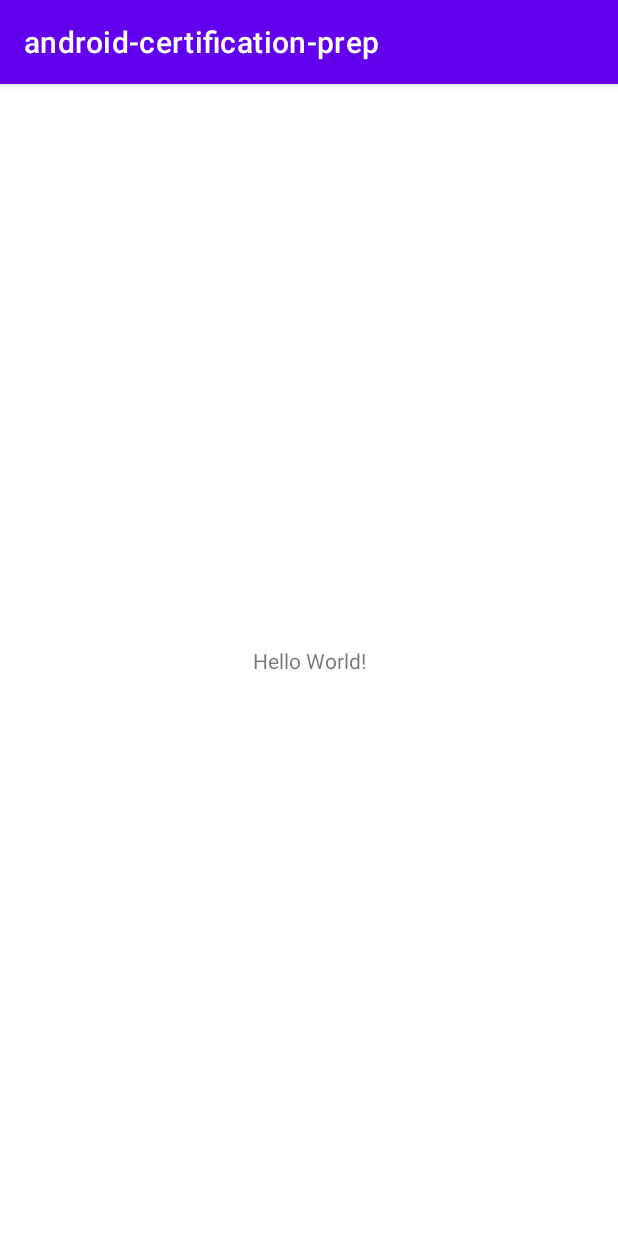
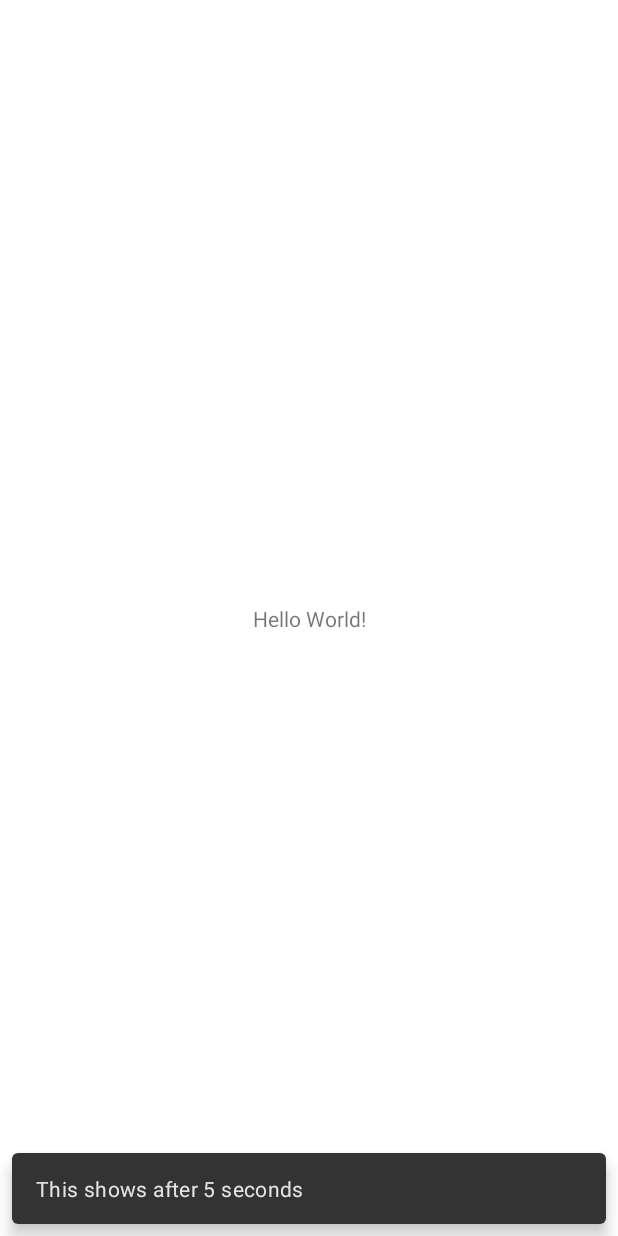
Before and after one commit to OlaoreFouad/android-certification-prep, an Android app: the screen it shows after launch (MainActivity), on a phone screen of 412 x 824 dp. Run offline under Robolectric (Android 15) with nearby library versions, the phone set to English and light mode, and no system bars.

Commit message:
worked with toasts and snackbar as part of the first module - android core

```diff
--- a/app/src/main/java/dev/olaore/android_certification_prep/MainActivity.kt
+++ b/app/src/main/java/dev/olaore/android_certification_prep/MainActivity.kt
@@ -2,10 +2,34 @@ package dev.olaore.android_certification_prep
 
 import androidx.appcompat.app.AppCompatActivity
 import android.os.Bundle
+import android.os.Handler
+import android.widget.Toast
+import com.google.android.material.snackbar.Snackbar
 
+@Suppress("SameParameterValue")
 class MainActivity : AppCompatActivity() {
     override fun onCreate(savedInstanceState: Bundle?) {
         super.onCreate(savedInstanceState)
         setContentView(R.layout.activity_main)
+
+        showToast("This is the first message")
+
+        Handler().postDelayed({
+            showToast("This shows after 3 seconds")
+        }, 3000)
+
+        Handler().postDelayed({
+            showSnackbar("This shows after 5 seconds")
+        }, 5000)
+    }
+
+    private fun showToast(message: String) {
+        Toast.makeText(this, message, Toast.LENGTH_LONG).show()
+    }
+
+    private fun showSnackbar(message: String) {
+        Snackbar.make(
+                findViewById(R.id.text_view), message, Snackbar.LENGTH_LONG
+        ).show()
     }
 }
--- a/app/src/main/res/layout/activity_main.xml
+++ b/app/src/main/res/layout/activity_main.xml
@@ -7,6 +7,7 @@
     tools:context=".MainActivity">
 
     <TextView
+        android:id="@+id/text_view"
         android:layout_width="wrap_content"
         android:layout_height="wrap_content"
         android:text="Hello World!"
--- a/app/src/main/res/values/themes.xml
+++ b/app/src/main/res/values/themes.xml
@@ -1,6 +1,6 @@
 <resources xmlns:tools="http://schemas.android.com/tools">
   <!-- Base application theme. -->
-  <style name="Theme.Androidcertificationprep" parent="Theme.MaterialComponents.DayNight.DarkActionBar">
+  <style name="Theme.Androidcertificationprep" parent="Theme.MaterialComponents.DayNight.NoActionBar">
 	<!-- Primary brand color. -->
 	<item name="colorPrimary">@color/purple_500</item>
 	<item name="colorPrimaryVariant">@color/purple_700</item>
```
Lines whose indentation alone changed are shown as unchanged.
